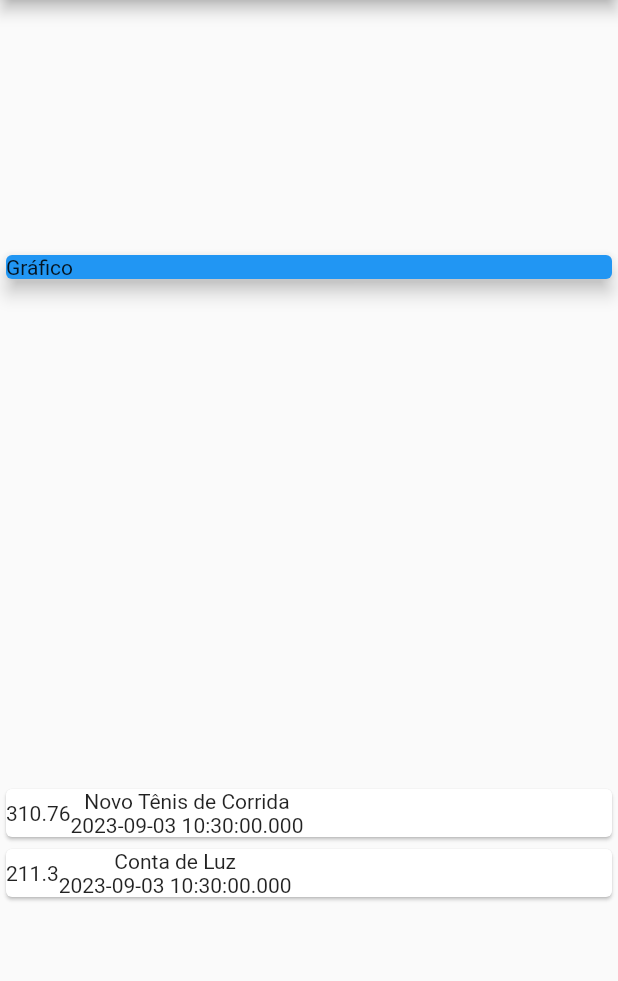
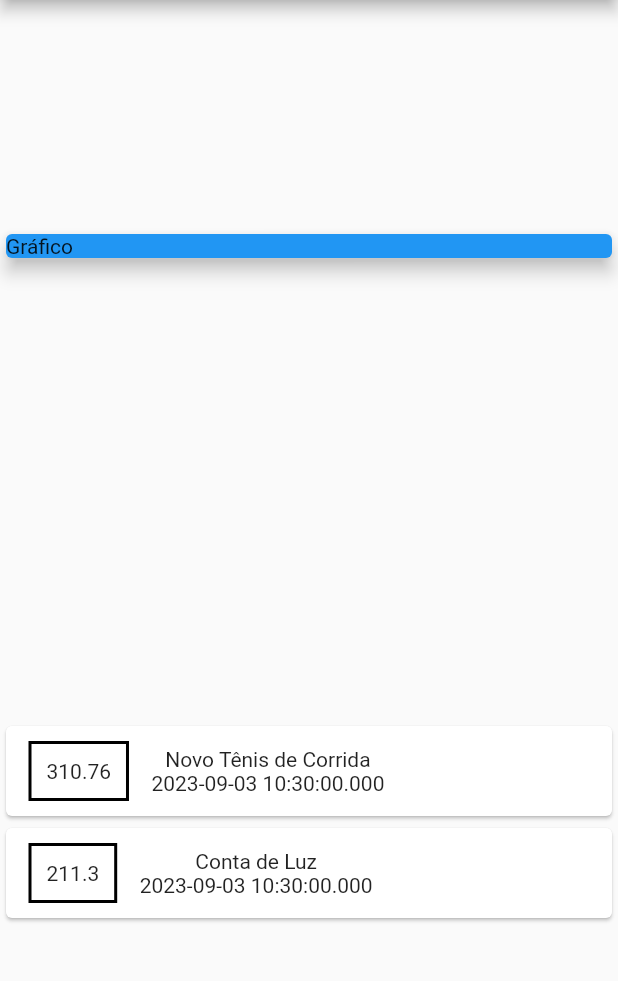
Before and after one commit to FranciscoCFranco/DespesasPessoais, a Flutter app: the screen it shows after launch, on a phone screen of 412 x 824 dp, the part 84-1065 px from its top. Run offline on Flutter 3.47's test engine with Material 2 defaults, Android fonts, the phone set to English and light mode, and no system bars.

Commit message:
custom widgets

```diff
--- a/expenses/lib/main.dart
+++ b/expenses/lib/main.dart
@@ -51,8 +51,20 @@ class MyHomePage extends StatelessWidget {
                 child: Row(
                   children: [
                     SizedBox(
-                      child: Text(
-                        tr.value.toString(),
+                      child: Container(
+                        margin: EdgeInsets.symmetric(
+                          horizontal: 15,
+                          vertical: 10,
+                        ),
+                        decoration: BoxDecoration(
+                            border: Border.all(
+                          color: Colors.black,
+                          width: 2,
+                        )),
+                        padding: EdgeInsets.all(10),
+                        child: Text(
+                          tr.value.toString(),
+                        ),
                       ),
                     ),
                     Column(
```
